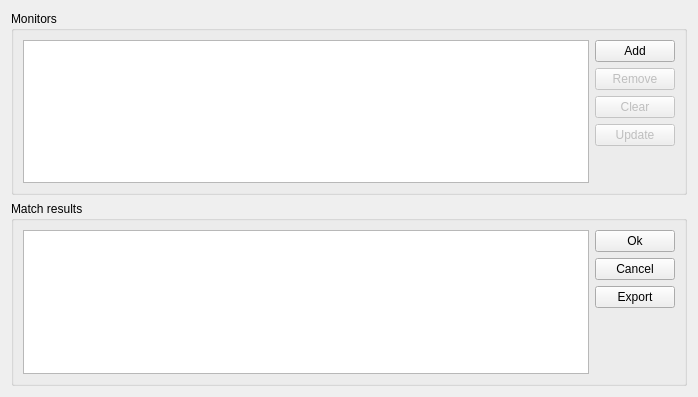
hibtc/madgui, file madqt/online/emittance.ui: the form before one commit.
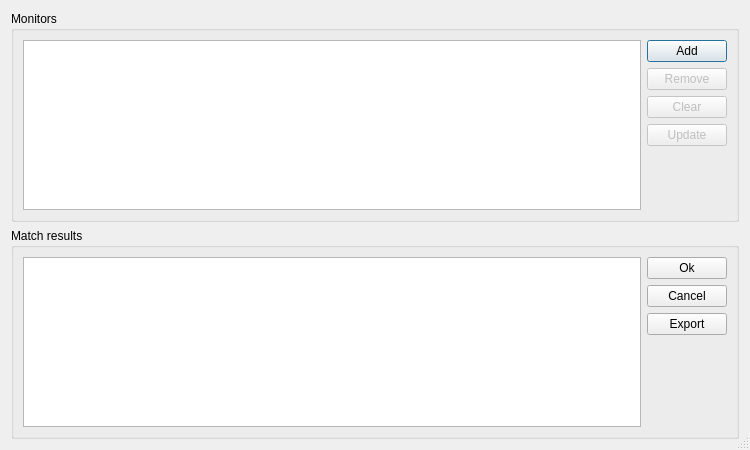
The form after the commit. Custom widgets are drawn as their Qt base class.

Commit message: Make the emittance widget a QDialog directly

```diff
--- a/madqt/online/emittance.ui
+++ b/madqt/online/emittance.ui
@@ -1,15 +1,21 @@
 <?xml version="1.0" encoding="UTF-8"?>
 <ui version="4.0">
  <class>Dialog</class>
- <widget class="QWidget" name="Dialog">
+ <widget class="QDialog" name="Dialog">
   <property name="geometry">
    <rect>
     <x>0</x>
     <y>0</y>
-    <width>698</width>
-    <height>397</height>
+    <width>750</width>
+    <height>450</height>
    </rect>
   </property>
+  <property name="windowTitle">
+   <string>Emittance measurement</string>
+  </property>
+  <property name="sizeGripEnabled">
+   <bool>true</bool>
+  </property>
   <layout class="QVBoxLayout">
    <item>
     <widget class="QGroupBox">
```
The commit also changes 2 other files.
